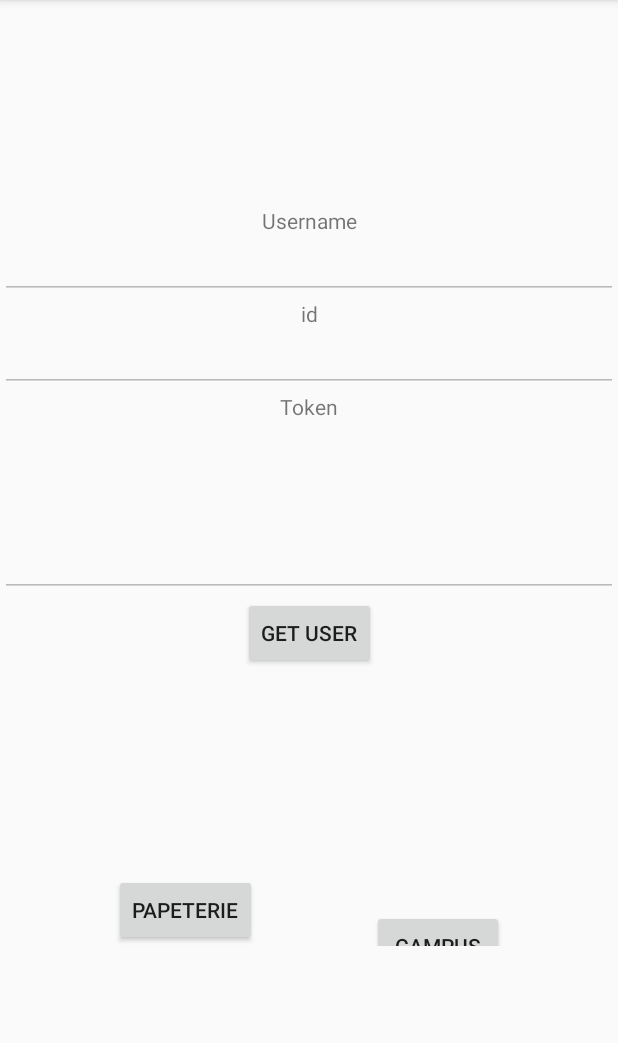
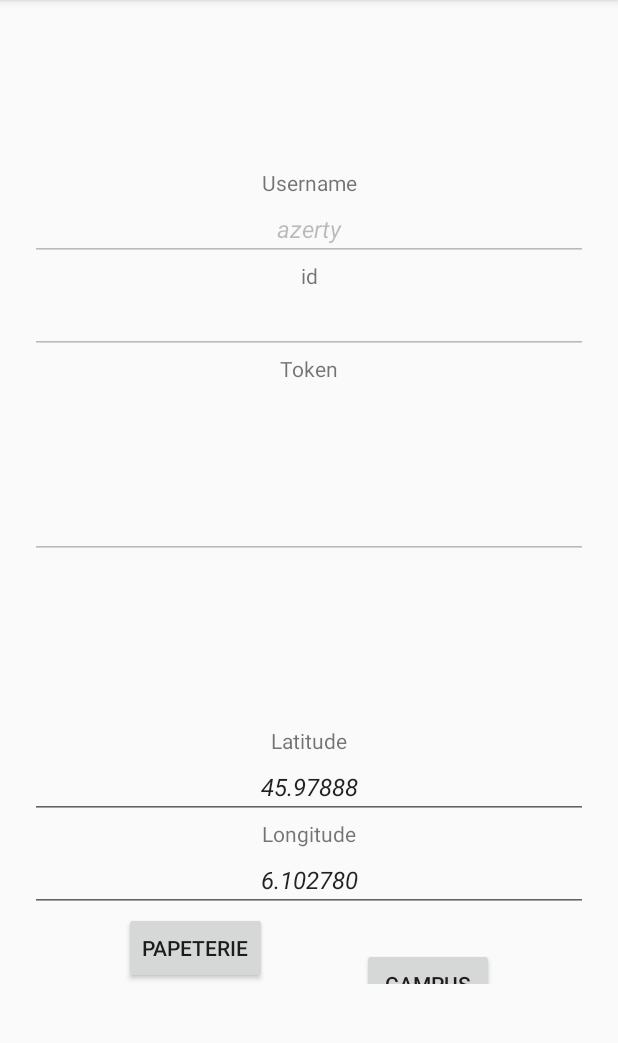
Before and after one commit to ladrinkteam/punktual, an Android app: the SimulationFragment screen opened through its navigation route, on a phone screen of 412 x 824 dp, the part 84-1127 px from its top. Run offline under Robolectric (Android 15) with nearby library versions, the phone set to English and light mode, and no system bars; libraries missing offline, so code that uses them is left out: com.google.firebase.iid; 1 statement that could not run was skipped.

Commit message:
Add request /position/register/{type}

```diff
--- a/app/build.gradle
+++ b/app/build.gradle
@@ -43,5 +43,9 @@ dependencies {
 
     implementation "com.squareup.retrofit2:retrofit:$retrofit_version"
     implementation "com.squareup.retrofit2:converter-moshi:$retrofit_version"
+    implementation 'com.squareup.retrofit2:converter-scalars:2.1.0'
     implementation 'com.squareup.okhttp3:okhttp:4.3.1'
+    implementation 'com.squareup.okhttp3:logging-interceptor:3.12.1'
+
+    implementation 'com.jakewharton.timber:timber:4.7.1'
 }
--- a/app/src/main/java/com/example/punktual/PunktualApplication.kt
+++ b/app/src/main/java/com/example/punktual/PunktualApplication.kt
@@ -7,6 +7,6 @@ class PunktualApplication : Application() {
 
     override fun onCreate() {
         super.onCreate()
-        Store.initStoreContext(applicationContext)
+        Store.setContext(applicationContext)
     }
 }
--- a/app/src/main/java/com/example/punktual/helpers/Store.kt
+++ b/app/src/main/java/com/example/punktual/helpers/Store.kt
@@ -5,20 +5,24 @@ import android.content.Context.MODE_PRIVATE
 
 class Store {
     companion object {
-        lateinit var storeContext: Context
+        private lateinit var context: Context
 
-        fun initStoreContext (storeContext: Context) {
-            this.storeContext = storeContext
+        fun setContext (context: Context) {
+            this.context = context
+        }
+
+        fun getContext(): Context {
+            return context
         }
 
         fun putString (key: String ,value: String) {
-            val editor = storeContext.getSharedPreferences("Punktual", MODE_PRIVATE).edit()
+            val editor = context.getSharedPreferences("Punktual", MODE_PRIVATE).edit()
             editor.putString(key, value)
             editor.apply()
         }
 
         fun getString (key: String): String? {
-            return storeContext.getSharedPreferences("Punktual", MODE_PRIVATE).getString(key, null) // 0 - for private mode
+            return context.getSharedPreferences("Punktual", MODE_PRIVATE).getString(key, null) // 0 - for private mode
         }
     }
 }
--- a/app/src/main/java/com/example/punktual/interfaces/PunktualService.kt
+++ b/app/src/main/java/com/example/punktual/interfaces/PunktualService.kt
@@ -1,10 +1,11 @@
 package com.example.punktual.interfaces
 
+import com.example.punktual.models.Position
 import com.example.punktual.models.User
 import com.example.punktual.models.UserToConnect
+import okhttp3.ResponseBody
 import retrofit2.Call
-import retrofit2.http.Body
-import retrofit2.http.POST
+import retrofit2.http.*
 
 interface PunktualService {
     @POST("/login")
@@ -12,4 +13,7 @@ interface PunktualService {
 
     @POST("/register")
     fun register(@Body userToConnect: UserToConnect): Call<User>
+
+    @POST ("/position/register/{type}")
+    fun positionRegister(@Body position: Position, @Path("type") type: String, @Query("userId") id: String?): Call<ResponseBody>
 }
--- /dev/null
+++ b/app/src/main/java/com/example/punktual/models/Position.kt
@@ -0,0 +1,5 @@
+package com.example.punktual.models
+
+class Position (val latitude: Double, val longitude: Double)
+{
+}
--- a/app/src/main/res/layout/fragment_login.xml
+++ b/app/src/main/res/layout/fragment_login.xml
@@ -1,10 +1,11 @@
-<androidx.constraintlayout.widget.ConstraintLayout
-    xmlns:android="http://schemas.android.com/apk/res/android"
+<androidx.constraintlayout.widget.ConstraintLayout xmlns:android="http://schemas.android.com/apk/res/android"
     xmlns:app="http://schemas.android.com/apk/res-auto"
     xmlns:tools="http://schemas.android.com/tools"
     android:layout_width="match_parent"
     android:layout_height="match_parent"
     android:orientation="vertical"
+    android:paddingLeft="20sp"
+    android:paddingRight="20sp"
     tools:context="com.example.punktual.screens.login.LoginFragment">
 
     <androidx.constraintlayout.widget.ConstraintLayout
@@ -85,6 +86,7 @@
                 android:ems="14"
                 android:importantForAutofill="no"
                 android:inputType="textPersonName"
+                android:text="azerty"
                 android:textAlignment="center"
                 android:textStyle="italic"
                 app:layout_constraintBottom_toBottomOf="parent"
--- a/app/src/main/res/layout/fragment_simulation.xml
+++ b/app/src/main/res/layout/fragment_simulation.xml
@@ -4,6 +4,8 @@
     android:layout_width="match_parent"
     android:layout_height="match_parent"
     android:orientation="vertical"
+    android:paddingLeft="20sp"
+    android:paddingRight="20sp"
     tools:context="com.example.punktual.screens.simulation.SimulationFragment">
 
     <androidx.constraintlayout.widget.ConstraintLayout
@@ -104,21 +106,10 @@
                 android:textAlignment="center"
                 android:textSize="16sp"
                 android:textStyle="italic"
-                app:layout_constraintBottom_toTopOf="@id/getUserButton"
+                app:layout_constraintBottom_toBottomOf="parent"
                 app:layout_constraintEnd_toEndOf="parent"
                 app:layout_constraintStart_toStartOf="parent"
                 app:layout_constraintTop_toBottomOf="@+id/tokenLabel" />
-
-            <Button
-                android:id="@+id/getUserButton"
-                android:layout_width="wrap_content"
-                android:layout_height="wrap_content"
-                android:text="@string/get_user"
-                app:layout_constraintBottom_toBottomOf="parent"
-                app:layout_constraintEnd_toEndOf="parent"
-                app:layout_constraintHorizontal_bias="0.5"
-                app:layout_constraintStart_toStartOf="parent"
-                app:layout_constraintTop_toBottomOf="@+id/tokenEdit" />
 
         </androidx.constraintlayout.widget.ConstraintLayout>
 
@@ -130,6 +121,60 @@
             app:layout_constraintBottom_toBottomOf="parent"
             app:layout_constraintTop_toBottomOf="@+id/userLayout"
             tools:layout_editor_absoluteX="-16dp">
+
+            <TextView
+                android:id="@+id/latitudeLabel"
+                android:layout_width="wrap_content"
+                android:layout_height="wrap_content"
+                android:labelFor="@id/latitudeEdit"
+                android:text="@string/latitude"
+                app:layout_constraintBottom_toTopOf="@+id/latitudeEdit"
+                app:layout_constraintEnd_toEndOf="parent"
+                app:layout_constraintStart_toStartOf="parent"
+                app:layout_constraintTop_toTopOf="parent" />
+
+            <EditText
+                android:id="@+id/latitudeEdit"
+                android:layout_width="match_parent"
+                android:layout_height="wrap_content"
+                android:ems="14"
+                android:importantForAutofill="no"
+                android:inputType="numberSigned|numberDecimal"
+                android:text="45.97888"
+                android:textAlignment="center"
+                android:textSize="16sp"
+                android:textStyle="italic"
+                app:layout_constraintBottom_toTopOf="@id/longitudeLabel"
+                app:layout_constraintEnd_toEndOf="parent"
+                app:layout_constraintStart_toStartOf="parent"
+                app:layout_constraintTop_toBottomOf="@+id/latitudeLabel" />
+
+            <TextView
+                android:id="@+id/longitudeLabel"
+                android:layout_width="wrap_content"
+                android:layout_height="wrap_content"
+                android:labelFor="@id/longitudeEdit"
+                android:text="@string/longitude"
+                app:layout_constraintBottom_toTopOf="@+id/longitudeEdit"
+                app:layout_constraintEnd_toEndOf="parent"
+                app:layout_constraintStart_toStartOf="parent"
+                app:layout_constraintTop_toBottomOf="@id/latitudeEdit" />
+
+            <EditText
+                android:id="@+id/longitudeEdit"
+                android:layout_width="match_parent"
+                android:layout_height="wrap_content"
+                android:ems="14"
+                android:importantForAutofill="no"
+                android:inputType="numberSigned|numberDecimal"
+                android:text="6.102780"
+                android:textAlignment="center"
+                android:textSize="16sp"
+                android:textStyle="italic"
+                app:layout_constraintBottom_toTopOf="@id/papeterieButton"
+                app:layout_constraintEnd_toEndOf="parent"
+                app:layout_constraintStart_toStartOf="parent"
+                app:layout_constraintTop_toBottomOf="@+id/longitudeLabel" />
 
             <Button
                 android:id="@+id/papeterieButton"
--- a/app/src/main/res/values/strings.xml
+++ b/app/src/main/res/values/strings.xml
@@ -14,7 +14,12 @@
     <string name="code_409_register">User already exists, login instead</string>
     <string name="code_200_register">You are registered and logged in</string>
     <string name="code_404_login">User not found on the server, register before login</string>
+    <string name="code_404_position_register">Specified user not found in storage, please register before to get an Id</string>
     <string name="code_200_login">You are logged in</string>
     <string name="error_pushtoken">PushToken is required</string>
     <string name="error_username">Username is required</string>
+    <string name="longitude">Longitude</string>
+    <string name="latitude">Latitude</string>
+    <string name="error_latitude">Latitude is required</string>
+    <string name="error_longitude">Longitude is required</string>
 </resources>
```
Also changed, not shown: app/src/main/java/com/example/punktual/enums/LocationType.kt (added, +14 -0 lines), app/src/main/java/com/example/punktual/screens/login/LoginFragment.kt (+10 -10 lines), app/src/main/java/com/example/punktual/screens/simulation/SimulationFragment.kt (+51 -20 lines).
